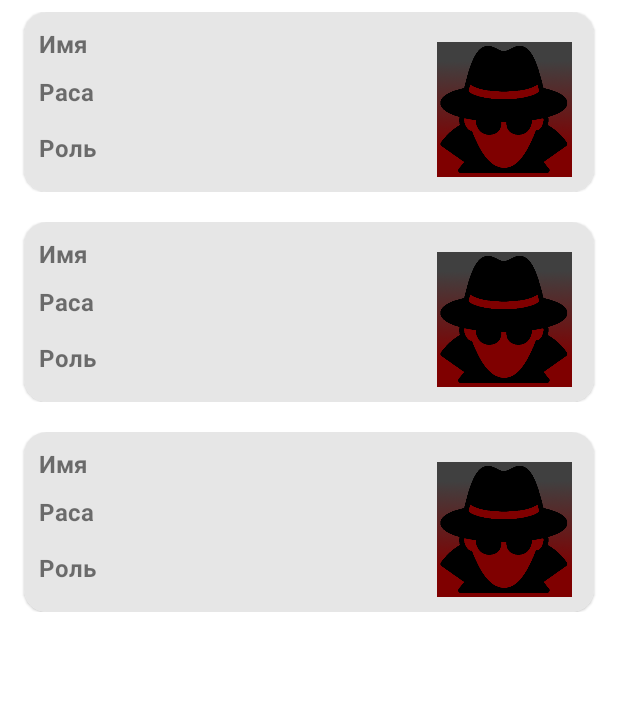
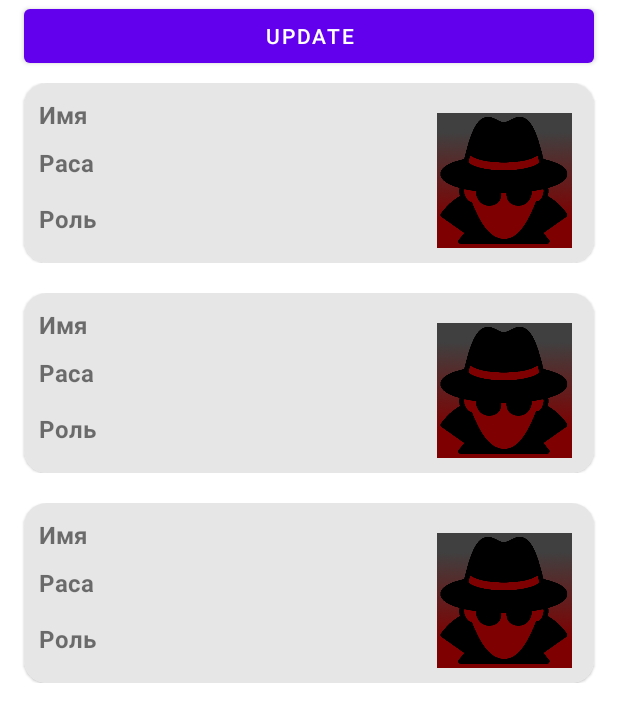
Before and after one commit to PryseOlg/Arklens, an Android app: the layout fragment_characters.xml on its own in the app's theme, with its tools: preview values and no code run, on a phone screen of 412 x 824 dp. Shown: the top 722 px of the screen. Run offline under Robolectric (Android 15) with nearby library versions, the phone set to English and light mode, and no system bars.

Commit message:
added button update character

```diff
--- a/app/src/main/res/layout/fragment_characters.xml
+++ b/app/src/main/res/layout/fragment_characters.xml
@@ -6,12 +6,26 @@
     android:layout_height="match_parent"
     tools:context=".ui.characters.CharactersFragment">
 
+    <Button
+        android:id="@+id/updateCharacter"
+
+        android:layout_width="match_parent"
+        android:layout_height="wrap_content"
+        android:text="@string/update"
+        app:layout_constraintStart_toStartOf="parent"
+        app:layout_constraintTop_toTopOf="parent"
+        app:layout_constraintEnd_toEndOf="parent"
+        android:layout_marginStart="16dp"
+        android:layout_marginEnd="16dp"
+        />
+
+
     <androidx.recyclerview.widget.RecyclerView
         android:id="@+id/characters"
         android:layout_width="match_parent"
         android:layout_height="0dp"
         android:background="?attr/colorOnPrimary"
-        android:paddingTop="8dp"
+        android:paddingTop="55dp"
         android:paddingBottom="60dp"
         app:layoutManager="androidx.recyclerview.widget.GridLayoutManager"
         app:layout_constraintTop_toTopOf="parent"
--- a/app/src/main/res/values/strings.xml
+++ b/app/src/main/res/values/strings.xml
@@ -11,4 +11,5 @@
     <string name="icon">icon</string>
     <string name="roll_button_text">Бросить кубик</string>
     <string name="roll">Roll</string>
+    <string name="update">update</string>
 </resources>
```
Also changed, not shown: app/src/main/java/com/example/arklens/ui/characters/CharactersFragment.kt (+15 -0 lines).
